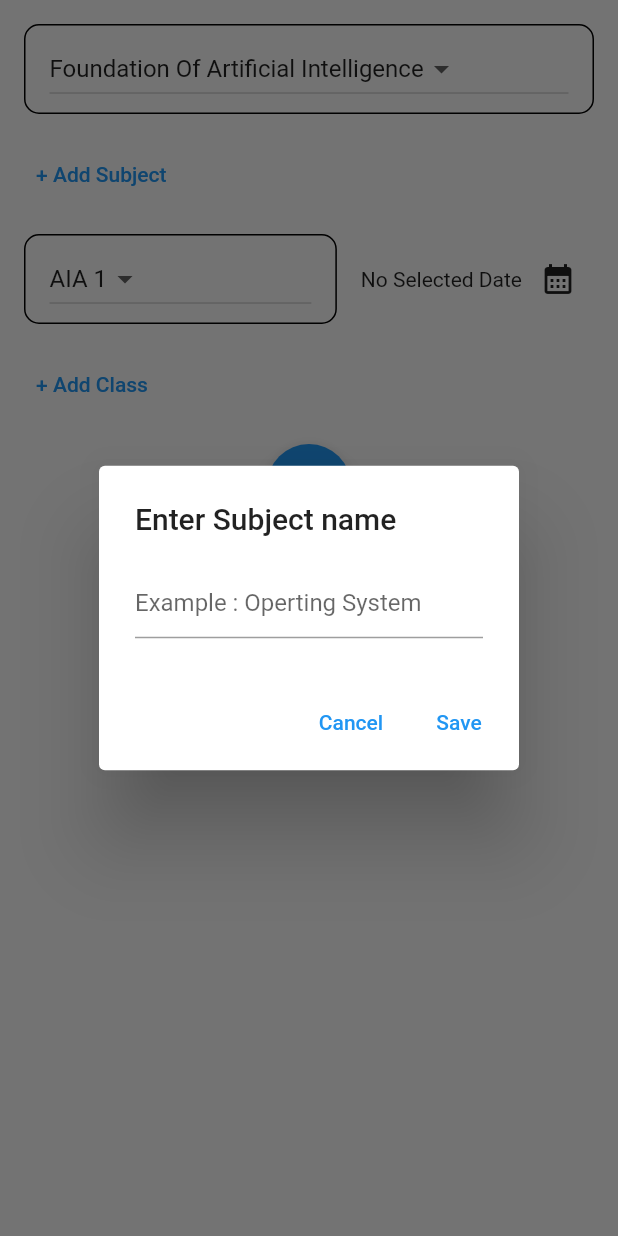
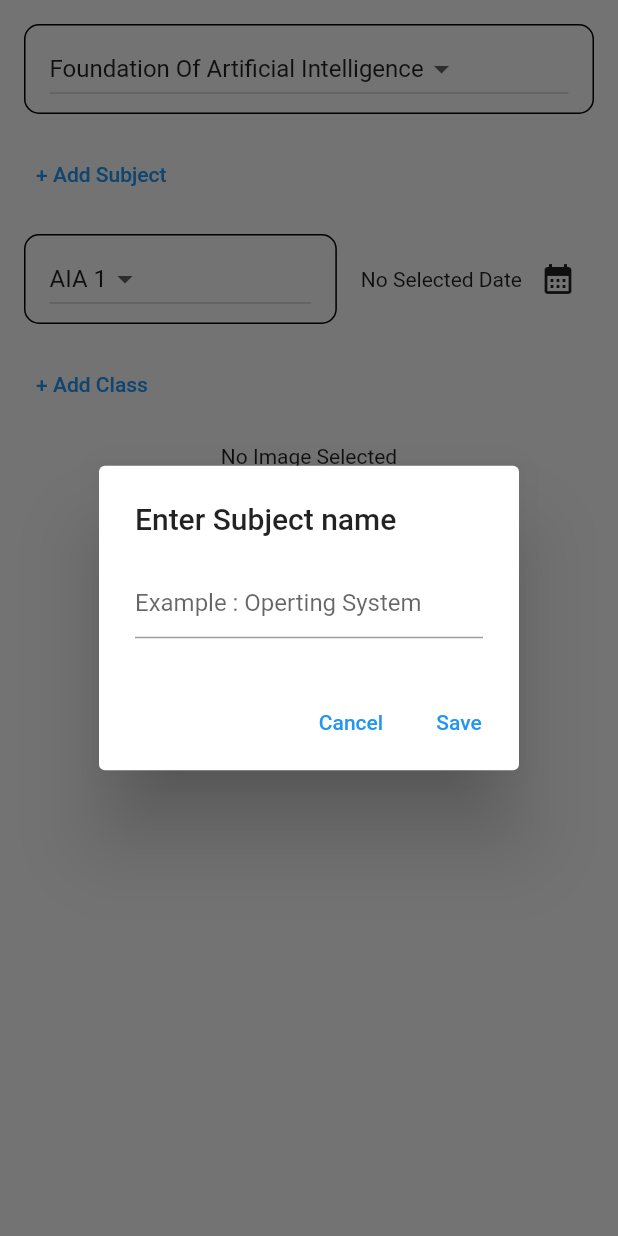
Before and after one commit to Cooldude4973/MiniProject, a Flutter app: what newAttendance() shows on an empty page, opened directly, after a tap on "+ Add Subject", on a phone screen of 412 x 824 dp. Run offline on Flutter 3.47's test engine with Material 2 defaults, Android fonts, the phone set to English and light mode, and no system bars; our stand-ins replace image_picker, riverpod.

Commit message:
21-09-2023

```diff
--- /dev/null
+++ b/lib/Modals/attendanceModel.dart
@@ -0,0 +1,14 @@
+class Attendance {
+  Attendance({
+    required this.className,
+    required this.subjet,
+    required this.count,
+    required this.imageURL,
+    required this.dateTime,
+  });
+  String subjet;
+  String className;
+  int count;
+  String imageURL;
+  String dateTime;
+}
--- a/lib/Pages/NewAttendance.dart
+++ b/lib/Pages/NewAttendance.dart
@@ -1,4 +1,8 @@
+import 'dart:io';
+
 import 'package:flutter/material.dart';
+import 'package:image_picker/image_picker.dart';
+import 'package:mini_1/Modals/attendanceModel.dart';
 import 'package:mini_1/Pages/CameraPage.dart';
 
 import '../Modals/Formatters.dart';
@@ -14,6 +18,16 @@ class newAttendanceState extends State<newAttendance> {
   String selectedOption1 = 'Foundation Of Artificial Intelligence';
   String selectedOption2 = 'AIA 1';
   DateTime? selectedDate = null;
+  late Attendance newAttendance;
+  File? _image;
+  final imagePicker = ImagePicker();
+
+  Future getImage() async {
+    final image = await imagePicker.pickImage(source: ImageSource.camera);
+    setState(() {
+      _image = File(image!.path);
+    });
+  }
 
   Future<void> _selectDate(BuildContext context) async {
     DateTime today = DateTime.now();
@@ -26,6 +40,7 @@ class newAttendanceState extends State<newAttendance> {
     );
     if (picked != null && picked != selectedDate) {
       setState(() {
+        newAttendance.dateTime = formatter.format(picked);
         selectedDate = picked;
       });
     }
@@ -85,7 +100,8 @@ class newAttendanceState extends State<newAttendance> {
                     value: selectedOption1,
                     onChanged: (newValue) {
                       setState(() {
-                        selectedOption1 = newValue!;
+                        newAttendance.subjet = newValue!;
+                        selectedOption1 = newValue;
                       });
                     },
                     items: <String>[
@@ -124,7 +140,8 @@ class newAttendanceState extends State<newAttendance> {
                     value: selectedOption2,
                     onChanged: (newValue) {
                       setState(() {
-                        selectedOption2 = newValue!;
+                        newAttendance.className = newValue!;
+                        selectedOption2 = newValue;
                       });
                     },
                     items: <String>['AIA 1', 'AIA 3'].map((String value) {
@@ -156,22 +173,21 @@ class newAttendanceState extends State<newAttendance> {
               child: Text("+ Add Class")),
           SizedBox(height: 16.0),
           Center(
+            child: _image == null
+                ? const Text("No Image Selected")
+                : Image.file(_image!),
+          ),
+          Center(
             child: FloatingActionButton(
               onPressed: () {
-                // Handle button click here
+                getImage();
               },
-              child: GestureDetector(
-                onTap: () {
-                  Navigator.of(context).push(MaterialPageRoute(builder: (ctx) {
-                    return CameraPage();
-                  }));
-                },
-                child: Image.asset(
-                  "assets/images/ClickImage.png",
-                  height: 25,
-                  color: Colors.white,
-                ),
-              ),
+              backgroundColor: Colors.blue,
+              child: _image == null
+                  ? Icon(Icons.camera_alt)
+                  : Icon(
+                      Icons.flip_camera_android,
+                    ),
             ),
           ),
         ],
```
